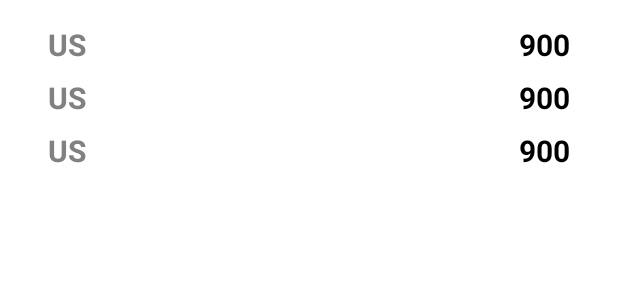
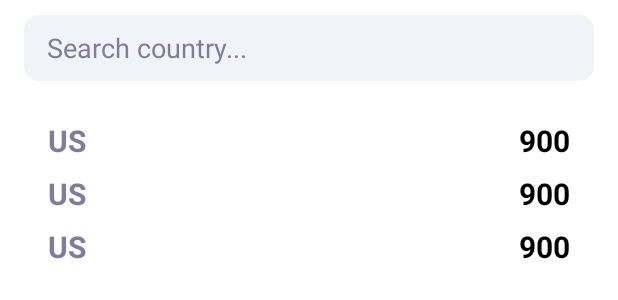
Before and after one commit to adil-arbib/coronavirus, an Android app: the layout fragment_country.xml on its own in the app's theme, with its tools: preview values and no code run, on a phone screen of 412 x 824 dp. Shown: the top 300 px of the screen. Run offline under Robolectric (Android 15) with nearby library versions, the phone set to English and light mode, and no system bars; network calls fail.

Commit message:
adding search editText and filtering the recyclerView items

```diff
--- /dev/null
+++ b/app/src/main/res/drawable/search_input.xml
@@ -0,0 +1,10 @@
+<?xml version="1.0" encoding="utf-8"?>
+<selector xmlns:android="http://schemas.android.com/apk/res/android">
+    <item>
+        <shape android:shape="rectangle">
+            <corners android:radius="10dp"/>
+            <solid android:color="@color/search_bar"/>
+        </shape>
+    </item>
+
+</selector>
--- a/app/src/main/res/layout/fragment_country.xml
+++ b/app/src/main/res/layout/fragment_country.xml
@@ -7,13 +7,32 @@
     android:background="@color/primary_background"
     tools:context=".Country">
 
+    <EditText
+        android:id="@+id/search_country"
+        android:layout_width="match_parent"
+        android:layout_height="44dp"
+        app:layout_constraintTop_toTopOf="parent"
+        app:layout_constraintStart_toStartOf="parent"
+        app:layout_constraintEnd_toEndOf="parent"
+        android:hint="Search country..."
+        android:paddingStart="15dp"
+        android:textColorHint="@color/text_grey"
+        android:inputType="text"
+        android:layout_marginTop="10dp"
+        android:layout_marginStart="16dp"
+        android:background="@drawable/search_input"
+        android:textColor="@color/black"
+        android:layout_marginEnd="16dp"
+        app:layout_constraintBottom_toTopOf="@id/rvCountry"/>
+
     <androidx.recyclerview.widget.RecyclerView
         android:id="@+id/rvCountry"
         android:layout_width="match_parent"
         android:layout_height="wrap_content"
         app:layout_constraintStart_toStartOf="parent"
         app:layout_constraintEnd_toEndOf="parent"
-        app:layout_constraintTop_toTopOf="parent"
+        app:layout_constraintTop_toBottomOf="@+id/search_country"
+        android:layout_marginTop="10dp"
         android:paddingStart="16dp"
         android:paddingTop="8dp"
         android:paddingEnd="16dp"
--- a/app/src/main/res/values/colors.xml
+++ b/app/src/main/res/values/colors.xml
@@ -11,8 +11,11 @@
     <color name="primary_blue">#4C9AED</color>
     <color name="primary_red">#EF6960</color>
     <color name="primary_green">#56CD82</color>
-    <color name="text_grey">#818181</color>
+    <color name="text_grey">#817c9b</color>
     <color name="primary_background">#fff</color>
     <color name="light_grey">#CBCBCB</color>
     <color name="fragment_bg">#f9fcff</color>
+    <color name="search_bar">#f0f3f7</color>
+    <color name="toast_color">#ff8b00</color>
+    <color name="toast_bg">#FFEAAB</color>
 </resources>
```
Also changed, not shown: app/src/main/java/com/dajdad/coronavirus/Country.java (+41 -3 lines), app/src/main/java/com/dajdad/coronavirus/CovidCountryAdapter.java (+40 -3 lines), app/src/main/java/com/dajdad/coronavirus/Home.java (+30 -1 lines), app/src/main/res/layout/toast_layout.xml (added, +27 -0 lines), app/src/main/res/drawable-v24/exclamation.png (added).
